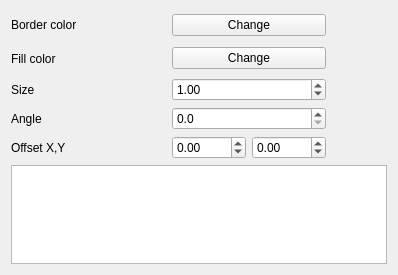
qgis/QGIS, file src/ui/symbollayer/widget_simplemarker.ui: the form before one commit.
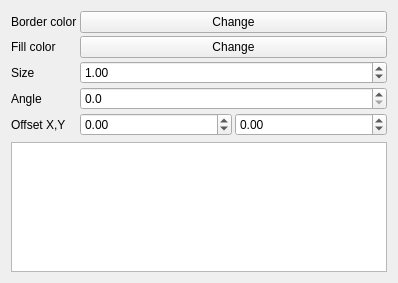
The form after the commit. Custom widgets are drawn as their Qt base class.

Commit message: Set all symbol ui to use form layout rather then custom grid layout for each one.  More consistent ui.

Diff of the .ui file:
```diff
--- a/src/ui/symbollayer/widget_simplemarker.ui
+++ b/src/ui/symbollayer/widget_simplemarker.ui
@@ -7,7 +7,7 @@
     <x>0</x>
     <y>0</y>
     <width>394</width>
-    <height>275</height>
+    <height>283</height>
    </rect>
   </property>
   <property name="windowTitle">
@@ -15,7 +15,16 @@
   </property>
   <layout class="QVBoxLayout" name="verticalLayout">
    <item>
-    <layout class="QGridLayout" name="gridLayout">
+    <layout class="QFormLayout" name="formLayout">
+     <property name="fieldGrowthPolicy">
+      <enum>QFormLayout::AllNonFixedFieldsGrow</enum>
+     </property>
+     <property name="horizontalSpacing">
+      <number>3</number>
+     </property>
+     <property name="verticalSpacing">
+      <number>3</number>
+     </property>
      <item row="0" column="0">
       <widget class="QLabel" name="label">
        <property name="text">
@@ -30,22 +39,6 @@
        </property>
       </widget>
      </item>
-     <item row="0" column="2" rowspan="2">
-      <spacer>
-       <property name="orientation">
-        <enum>Qt::Horizontal</enum>
-       </property>
-       <property name="sizeType">
-        <enum>QSizePolicy::Preferred</enum>
-       </property>
-       <property name="sizeHint" stdset="0">
-        <size>
-         <width>61</width>
-         <height>61</height>
-        </size>
-       </property>
-      </spacer>
-     </item>
      <item row="1" column="0">
       <widget class="QLabel" name="label_2">
        <property name="text">
@@ -67,6 +60,19 @@
        </property>
       </widget>
      </item>
+     <item row="2" column="1">
+      <widget class="QDoubleSpinBox" name="spinSize">
+       <property name="decimals">
+        <number>2</number>
+       </property>
+       <property name="maximum">
+        <double>100000.000000000000000</double>
+       </property>
+       <property name="value">
+        <double>1.000000000000000</double>
+       </property>
+      </widget>
+     </item>
      <item row="3" column="0">
       <widget class="QLabel" name="label_4">
        <property name="text">
@@ -118,19 +124,6 @@
        </item>
       </layout>
      </item>
-     <item row="2" column="1">
-      <widget class="QDoubleSpinBox" name="spinSize">
-       <property name="decimals">
-        <number>2</number>
-       </property>
-       <property name="maximum">
-        <double>100000.000000000000000</double>
-       </property>
-       <property name="value">
-        <double>1.000000000000000</double>
-       </property>
-      </widget>
-     </item>
     </layout>
    </item>
    <item>
```
The commit also changes 11 other files.
